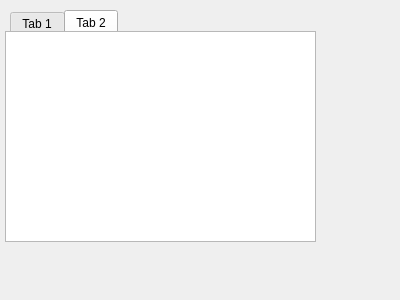
Laucksy/CS-205-Project, file GUI/textview.ui: the form before one commit.
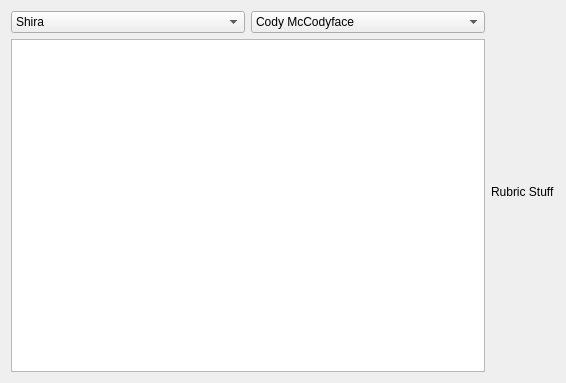
The form after the commit.

```diff
--- a/GUI/textview.ui
+++ b/GUI/textview.ui
@@ -6,54 +6,73 @@
    <rect>
     <x>0</x>
     <y>0</y>
-    <width>400</width>
-    <height>300</height>
+    <width>566</width>
+    <height>383</height>
    </rect>
   </property>
+  <property name="sizePolicy">
+   <sizepolicy hsizetype="Expanding" vsizetype="Expanding">
+    <horstretch>0</horstretch>
+    <verstretch>0</verstretch>
+   </sizepolicy>
+  </property>
   <property name="windowTitle">
    <string>Form</string>
   </property>
-  <widget class="QTextBrowser" name="textBrowser">
-   <property name="geometry">
-    <rect>
-     <x>5</x>
-     <y>31</y>
-     <width>311</width>
-     <height>211</height>
-    </rect>
-   </property>
-   <property name="sizeAdjustPolicy">
-    <enum>QAbstractScrollArea::AdjustToContents</enum>
-   </property>
-  </widget>
-  <widget class="QTabWidget" name="tabWidget">
-   <property name="geometry">
-    <rect>
-     <x>10</x>
-     <y>10</y>
-     <width>131</width>
-     <height>80</height>
-    </rect>
-   </property>
-   <property name="currentIndex">
-    <number>1</number>
-   </property>
-   <property name="tabBarAutoHide">
-    <bool>true</bool>
-   </property>
-   <widget class="QWidget" name="tab">
-    <attribute name="title">
-     <string>Tab 1</string>
-    </attribute>
-   </widget>
-   <widget class="QWidget" name="tab_2">
-    <attribute name="title">
-     <string>Tab 2</string>
-    </attribute>
-   </widget>
-  </widget>
-  <zorder>tabWidget</zorder>
-  <zorder>textBrowser</zorder>
+  <layout class="QGridLayout" name="gridLayout_2">
+   <item row="0" column="0">
+    <layout class="QHBoxLayout" name="horizontalLayout">
+     <item>
+      <widget class="QComboBox" name="comboBox">
+       <property name="editable">
+        <bool>false</bool>
+       </property>
+       <item>
+        <property name="text">
+         <string>Shira</string>
+        </property>
+       </item>
+       <item>
+        <property name="text">
+         <string>Drew</string>
+        </property>
+       </item>
+      </widget>
+     </item>
+     <item>
+      <widget class="QComboBox" name="comboBox_2">
+       <item>
+        <property name="text">
+         <string>Cody McCodyface</string>
+        </property>
+       </item>
+       <item>
+        <property name="text">
+         <string>Student</string>
+        </property>
+       </item>
+      </widget>
+     </item>
+    </layout>
+   </item>
+   <item row="1" column="0">
+    <widget class="QTextBrowser" name="textBrowser">
+     <property name="lineWidth">
+      <number>14</number>
+     </property>
+    </widget>
+   </item>
+   <item row="0" column="1" rowspan="2">
+    <widget class="QLabel" name="label">
+     <property name="lineWidth">
+      <number>1</number>
+     </property>
+     <property name="text">
+      <string>Rubric Stuff</string>
+     </property>
+    </widget>
+   </item>
+  </layout>
  </widget>
  <resources/>
  <connections/>
```
